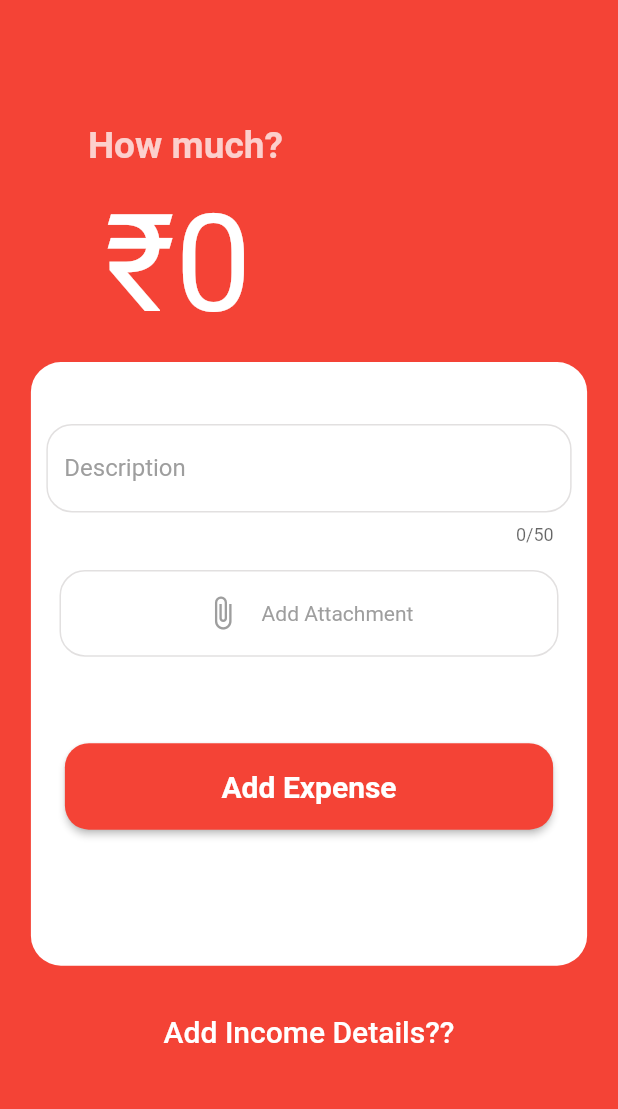
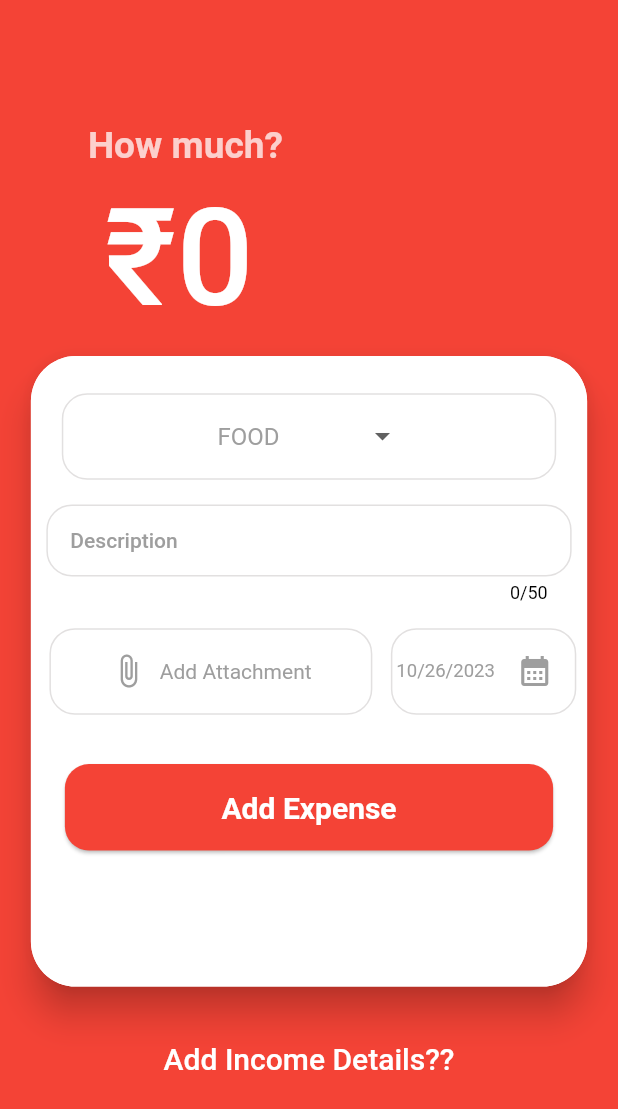
Before and after one commit to rahulsvaz/expense_manager, a Flutter app: the AddTransaction screen opened directly, on a phone screen of 412 x 824 dp. Shown: the top 1109 px of the screen. Run offline on Flutter 3.47's test engine with Material 2 defaults, Android fonts, the phone set to English and light mode, and no system bars; our stand-ins replace flutter_onboarding_slider, get, google_nav_bar, iconly; missing offline and left inert: flutter_swipe_button.

Commit message:
drop down added with enum

```diff
--- /dev/null
+++ b/lib/model/transaction_model.dart
@@ -0,0 +1,33 @@
+class Transaction {
+
+
+}
+
+enum Category {
+  food,
+  travel,
+  work,
+  shopping,
+  rent,
+  bills,
+  family,
+  housing,
+  utilities,
+  healthcare,
+  education,
+  others
+}
+
+enum Month {
+  january,
+  february,
+  march,
+  april,
+  may,
+  june,
+  july,
+  august,
+  september,
+  october,
+  december
+}
--- /dev/null
+++ b/lib/view/addTransaction/viewModel/Widgets/date_button.dart
@@ -0,0 +1,44 @@
+import 'package:expense_manager/view/addTransaction/viewModel/contoller/date_controller.dart';
+import 'package:expense_manager/view/constant/colors/colors.dart';
+import 'package:flutter/material.dart';
+import 'package:get/get.dart';
+
+class DateButton extends StatelessWidget {
+  const DateButton({super.key});
+
+  @override
+  Widget build(BuildContext context) {
+    final dateController = Get.put(DateController());
+    final height = MediaQuery.sizeOf(context).height;
+    final width = MediaQuery.sizeOf(context).width;
+    return Container(
+      width: width * 0.30,
+      height: height * 0.07,
+      decoration: BoxDecoration(
+        border: Border.all(color: Pallete.lightGrey),
+        borderRadius: BorderRadius.circular(17),
+      ),
+      child: Row(
+        mainAxisAlignment: MainAxisAlignment.spaceEvenly,
+        children: [
+          Obx(
+            () => Text(
+              dateController.formattedDate.value,
+              style: TextStyle(color: Pallete.grey, fontSize: width * 0.03),
+            ),
+          ),
+          IconButton(
+            onPressed: () {
+              dateController.showPresentDatePicker(context);
+            },
+            icon: const Icon(
+              Icons.calendar_month,
+              color: Pallete.grey,
+            ),
+          )
+        ],
+      ),
+      // child: const Text('Date'),
+    );
+  }
+}
--- /dev/null
+++ b/lib/view/addTransaction/viewModel/Widgets/dropDown/drop_down_button.dart
@@ -0,0 +1,47 @@
+import 'package:expense_manager/view/addTransaction/viewModel/Widgets/dropDown/drop_down_controller.dart';
+import 'package:expense_manager/view/constant/colors/colors.dart';
+import 'package:flutter/material.dart';
+import 'package:expense_manager/model/transaction_model.dart';
+import 'package:get/get.dart';
+
+class DropDown extends StatelessWidget {
+  const DropDown({super.key});
+  @override
+  Widget build(BuildContext context) {
+    final height = MediaQuery.sizeOf(context).height;
+    final width = MediaQuery.sizeOf(context).width;
+    final dropDownController = Get.put(DropDownController());
+
+    //Category selectedCategory = Category.bills;
+
+    return Container(
+      width: width * 0.80,
+      height: height * 0.07,
+      decoration: BoxDecoration(
+        border: Border.all(color: Pallete.lightGrey),
+        borderRadius: BorderRadius.circular(17),
+      ),
+      child: Center(
+        child: DropdownButton(
+            underline: const Text(''),
+            value: dropDownController.selectedCategory,
+            items: Category.values
+                .map(
+                  (category) => DropdownMenuItem(
+                    value: category,
+                    child: Text(
+                      category.name.toUpperCase(),
+                      style: const TextStyle(color: Pallete.grey),
+                    ),
+                  ),
+                )
+                .toList(),
+            onChanged: (value) {
+              if (value != null) {
+                dropDownController.selectedCategory = value;
+              }
+            }),
+      ),
+    );
+  }
+}
--- /dev/null
+++ b/lib/view/addTransaction/viewModel/Widgets/dropDown/drop_down_controller.dart
@@ -0,0 +1,6 @@
+import 'package:get/get.dart';
+import 'package:expense_manager/model/transaction_model.dart';
+
+class DropDownController extends GetxController {
+  Category selectedCategory = Category.food;
+}
--- a/lib/view/addTransaction/viewModel/Widgets/expense_widget.dart
+++ b/lib/view/addTransaction/viewModel/Widgets/expense_widget.dart
@@ -1,3 +1,5 @@
+import 'package:expense_manager/view/addTransaction/viewModel/Widgets/date_button.dart';
+import 'package:expense_manager/view/addTransaction/viewModel/Widgets/dropDown/drop_down_button.dart';
 import 'package:expense_manager/view/constant/colors/colors.dart';
 import 'package:expense_manager/view/home/viewModel/methods/border_decoration_addfielld.dart';
 import 'package:expense_manager/view/addTransaction/viewModel/Widgets/attachment_button.dart';
@@ -35,18 +37,22 @@ class ExpenseWidget extends StatelessWidget {
             ),
           ),
         ),
-        Container(
-              width: width*0.9,
+        Card(
+          elevation: 10,
+          shape:
+              RoundedRectangleBorder(borderRadius: BorderRadius.circular(30)),
+          child: Container(
+            width: width * 0.9,
             decoration: const BoxDecoration(
                 color: Pallete.white,
-                  borderRadius: BorderRadius.all(Radius.circular(20)
-                   )),
+                borderRadius: BorderRadius.all(Radius.circular(30))),
             child: SingleChildScrollView(
               child: Column(
                 children: [
                   SizedBox(
                     height: height * 0.03,
                   ),
+                  DropDown(),
                   SizedBox(
                     height: height * 0.02,
                   ),
@@ -64,8 +70,20 @@ class ExpenseWidget extends StatelessWidget {
                     ),
                   ),
                   SizedBox(height: height * 0.02),
-                    AttachmentButton(width: width * 0.85, height: height),
-                    SizedBox(height: height * 0.07),
+                  Row(children: [
+                    SizedBox(
+                      width: width * 0.03,
+                    ),
+                    AttachmentButton(
+                      width: width * 0.55,
+                      height: height,
+                    ),
+                    SizedBox(
+                      width: width * 0.03,
+                    ),
+                    const DateButton()
+                  ]),
+                  SizedBox(height: height * 0.04),
                   LoginSignUpButton(
                     onPressed: () {
                       Get.back();
@@ -77,13 +95,12 @@ class ExpenseWidget extends StatelessWidget {
                     label: 'Add Expense',
                     buttonTextColor: Pallete.white,
                     backgroundColor: Pallete.expenseBackGroundColor,
-
                   ),
                   SizedBox(
                     height: height * 0.11,
                   ),
-
                 ],
+              ),
             ),
           ),
         ),
--- /dev/null
+++ b/lib/view/addTransaction/viewModel/contoller/date_controller.dart
@@ -0,0 +1,23 @@
+import 'package:flutter/material.dart';
+import 'package:get/get.dart';
+import 'package:intl/intl.dart';
+
+class DateController extends GetxController {
+  final formatter = DateFormat.yMd();
+  DateTime selectedDate = DateTime.now();
+
+  showPresentDatePicker(BuildContext context) async {
+    var pickedDate = await showDatePicker(
+        context: context,
+        initialDate: DateTime.now(),
+        firstDate: DateTime(2022),
+        lastDate: DateTime(2025));
+    if (pickedDate != null) {
+      selectedDate = pickedDate;
+    }
+  }
+
+  RxString get formattedDate {
+    return formatter.format(selectedDate).obs;
+  }
+}
--- a/pubspec.yaml
+++ b/pubspec.yaml
@@ -53,6 +53,8 @@ dependencies:
   custom_floating_action_button: ^0.0.3
   sliding_switch: ^1.1.0
   flutter_onboarding_slider: ^1.0.11
+  intl: ^0.18.1
+  path: ^1.8.3
 
 dev_dependencies:
   flutter_test:
```
Also changed, not shown: lib/main.dart (+5 -2 lines), lib/view/addTransaction/viewModel/Widgets/income_widget.dart (+20 -5 lines), pubspec.lock. Lines whose indentation alone changed are shown as unchanged.
